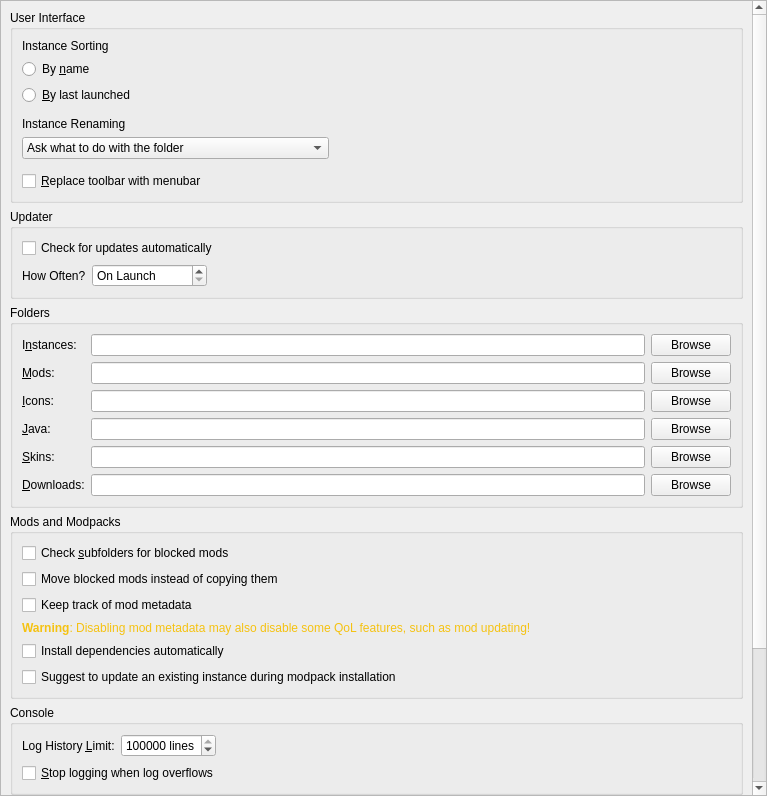
Before: the Qt Designer form launcher/ui/pages/global/LauncherPage.ui in FreesmTeam/FreesmLauncher, drawn with Qt 5.
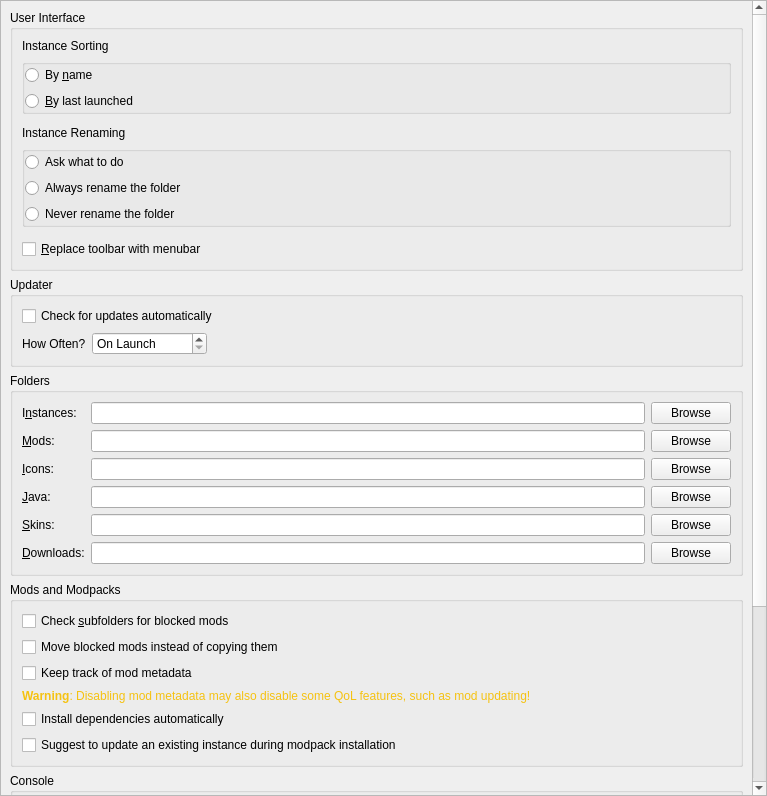
After: the same form once the commit is applied.

Commit message: Use radio buttons for Instance Renaming Mode

What changed in the file:
```diff
--- a/launcher/ui/pages/global/LauncherPage.ui
+++ b/launcher/ui/pages/global/LauncherPage.ui
@@ -41,9 +41,9 @@
       <property name="geometry">
        <rect>
         <x>0</x>
-        <y>-356</y>
-        <width>742</width>
-        <height>1148</height>
+        <y>0</y>
+        <width>746</width>
+        <height>1202</height>
        </rect>
       </property>
       <layout class="QVBoxLayout" name="verticalLayout_8">
@@ -64,6 +64,27 @@
            </widget>
           </item>
           <item>
+           <widget class="QGroupBox" name="instanceSortBox">
+            <property name="title">
+             <string/>
+            </property>
+            <property name="flat">
+             <bool>true</bool>
+            </property>
+            <layout class="QVBoxLayout" name="verticalLayout_3">
+             <property name="leftMargin">
+              <number>0</number>
+             </property>
+             <property name="topMargin">
+              <number>0</number>
+             </property>
+             <property name="rightMargin">
+              <number>0</number>
+             </property>
+             <property name="bottomMargin">
+              <number>0</number>
+             </property>
+             <item>
            <widget class="QRadioButton" name="sortByNameBtn">
             <property name="text">
              <string>By &amp;name</string>
@@ -83,6 +104,9 @@
             </attribute>
            </widget>
           </item>
+            </layout>
+           </widget>
+          </item>
           <item>
            <spacer name="verticalSpacer">
             <property name="orientation">
@@ -107,28 +131,48 @@
            </widget>
           </item>
           <item>
-           <widget class="QComboBox" name="renamingBehaviorComboBox">
-            <property name="sizePolicy">
-             <sizepolicy hsizetype="Maximum" vsizetype="Fixed">
-              <horstretch>0</horstretch>
-              <verstretch>0</verstretch>
-             </sizepolicy>
+           <widget class="QGroupBox" name="groupBox">
+            <property name="title">
+             <string/>
+            </property>
+            <property name="flat">
+             <bool>true</bool>
+            </property>
+            <layout class="QVBoxLayout" name="verticalLayout_5">
+             <property name="leftMargin">
+              <number>0</number>
+             </property>
+             <property name="topMargin">
+              <number>0</number>
+             </property>
+             <property name="rightMargin">
+              <number>0</number>
+             </property>
+             <property name="bottomMargin">
+              <number>0</number>
             </property>
             <item>
+              <widget class="QRadioButton" name="askToRenameDirBtn">
              <property name="text">
-              <string>Ask what to do with the folder</string>
-             </property>
+                <string>Ask what to do</string>
+               </property>
+              </widget>
             </item>
             <item>
+              <widget class="QRadioButton" name="alwaysRenameDirBtn">
              <property name="text">
               <string>Always rename the folder</string>
              </property>
+              </widget>
             </item>
             <item>
+              <widget class="QRadioButton" name="neverRenameDirBtn">
              <property name="text">
-              <string>Never rename the folder—only the displayed name</string>
-             </property>
-            </item>
+                <string>Never rename the folder</string>
+               </property>
+              </widget>
+             </item>
+            </layout>
            </widget>
           </item>
           <item>
```
Left out of the diff: 21 changed lines with no effect on the pictures. Lines whose indentation alone changed are shown as unchanged. The commit also changes 1 other file.
